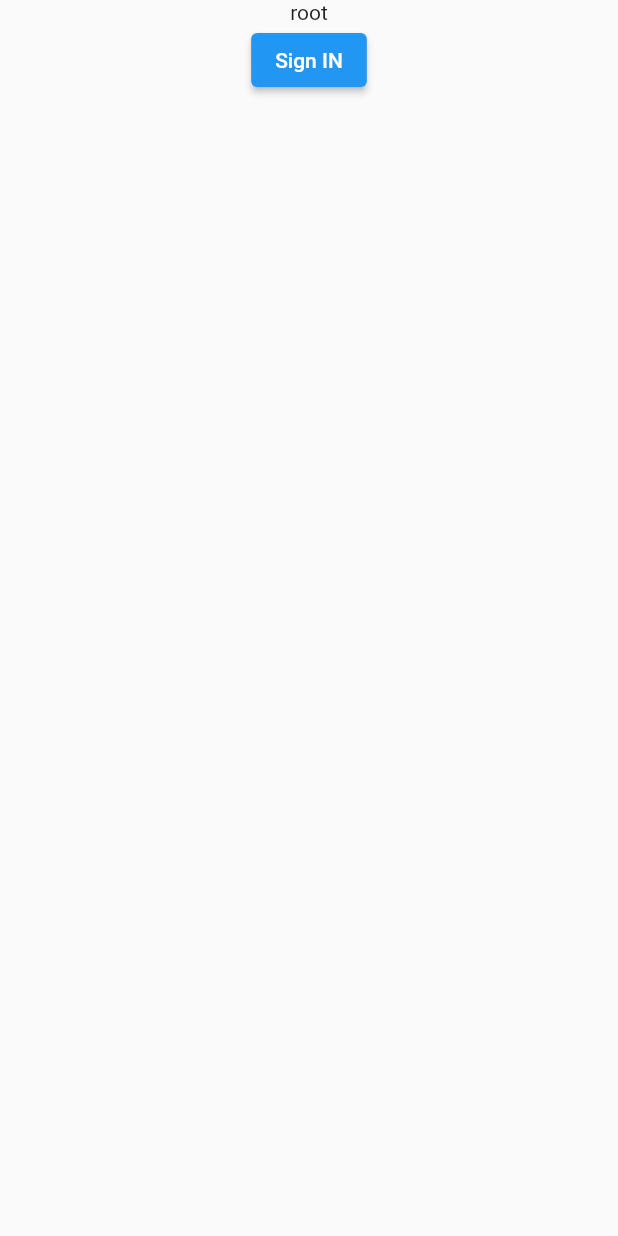
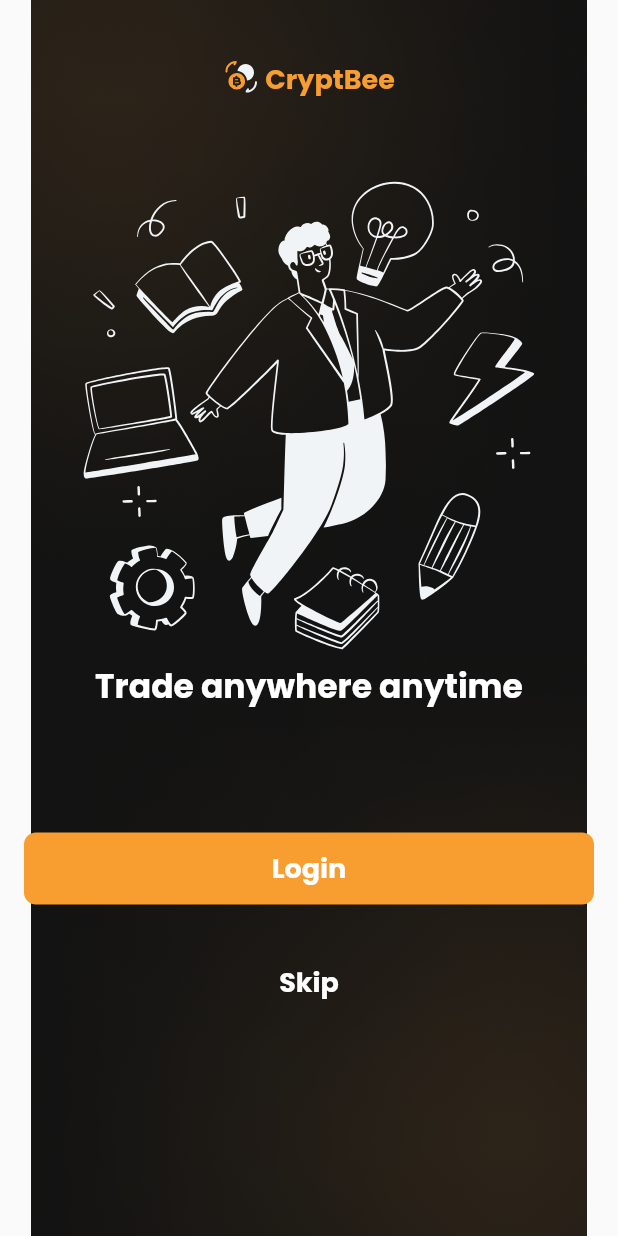
Before and after one commit to vaidic-dodwani/CryptbeeApp, a Flutter app: the screen it shows after launch, on a phone screen of 412 x 824 dp. Run offline on Flutter 3.47's test engine with Material 2 defaults, Android fonts, the phone set to English and light mode, and no system bars; drawn by our look-alikes of carousel_slider; our stand-ins replace flutter_riverpod, flutter_svg, go_router.

Commit message:
Added Onboarding Page

```diff
--- a/lib/Routing/route_names.dart
+++ b/lib/Routing/route_names.dart
@@ -1,5 +1,7 @@
 class RouteNames {
   static const String root = "root";
+  static const String onBoarding = "onboarding";
   static const String signIn = "signin";
   static const String signUp = "signup";
+  static const String setPassword = "setpass";
 }
--- a/lib/Routing/routing.dart
+++ b/lib/Routing/routing.dart
@@ -1,6 +1,8 @@
 import 'package:cryptbee/Routing/route_names.dart';
+import 'package:cryptbee/Screens/SetPasswordPage.dart';
 import 'package:cryptbee/Screens/SignUpPage.dart';
 import 'package:cryptbee/Screens/home.dart';
+import 'package:cryptbee/Screens/onboarding.dart';
 import 'package:flutter/material.dart';
 import 'package:go_router/go_router.dart';
 
@@ -13,7 +15,16 @@ class AppRouter {
         path: '/',
         pageBuilder: (context, state) {
           return const MaterialPage(
-            child: home(),
+            child: OnboardingPage(),
+          );
+        },
+      ),
+      GoRoute(
+        name: RouteNames.onBoarding,
+        path: '/onboarding',
+        pageBuilder: (context, state) {
+          return const MaterialPage(
+            child: OnboardingPage(),
           );
         },
       ),
@@ -34,7 +45,16 @@ class AppRouter {
             child: SignUpPage(),
           );
         },
-      )
+      ),
+      GoRoute(
+        name: RouteNames.setPassword,
+        path: '/setpassword',
+        pageBuilder: (context, state) {
+          return const MaterialPage(
+            child: SetPasswordPage(),
+          );
+        },
+      ),
     ],
   );
 }
--- /dev/null
+++ b/lib/Screens/onboarding.dart
@@ -0,0 +1,138 @@
+import 'dart:developer';
+
+import 'package:carousel_slider/carousel_slider.dart';
+import 'package:cryptbee/Utilities/logInButton.dart';
+import 'package:cryptbee/Utilities/logoWithName.dart';
+import 'package:cryptbee/Utilities/utilities.dart';
+import 'package:flutter/material.dart';
+import 'package:flutter_svg/flutter_svg.dart';
+
+class OnboardingPage extends StatefulWidget {
+  const OnboardingPage({super.key});
+
+  @override
+  State<OnboardingPage> createState() => _OnboardingPageState();
+}
+
+class _OnboardingPageState extends State<OnboardingPage> {
+  @override
+  Widget build(BuildContext context) {
+    List items = [
+      ["assests/illustrations/dancing_man.svg", "Trade anywhere anytime"],
+      ["assests/illustrations/teaching_woman.svg", "Trade crypto with ease."],
+      ["assests/illustrations/shopping_woman.svg", "Transact fast and easy"]
+    ];
+    return Scaffold(
+      body: Stack(
+        children: [
+          Image.asset(
+            "assests/background.png",
+            height: MediaQuery.of(context).size.height,
+            width: MediaQuery.of(context).size.width,
+          ),
+          Column(
+            children: [
+              const SizedBox(height: 37),
+              const CenterLogo(),
+              const SizedBox(height: 45),
+              // const SizedBox(height: 404),
+              Padding(
+                padding: const EdgeInsets.symmetric(horizontal: 16),
+                child: CarouselSlider.builder(
+                  itemCount: 3,
+                  itemBuilder: (context, index, realIndex) {
+                    return SizedBox(
+                      width: MediaQuery.of(context).size.width,
+                      child: Column(
+                        children: [
+                          SvgPicture.asset(
+                            items[index][0],
+                            width: 328,
+                            height: 328,
+                          ),
+                          Align(
+                            alignment: Alignment.bottomCenter,
+                            child: Text(
+                              items[index][1],
+                              style: titleLarge(),
+                            ),
+                          )
+                        ],
+                      ),
+                    );
+                  },
+                  options: CarouselOptions(
+                    viewportFraction: 1.2,
+                    autoPlay: true,
+                    autoPlayCurve: Curves.easeInOutSine,
+                    autoPlayAnimationDuration: const Duration(seconds: 3),
+                    height: 404,
+                    scrollDirection: Axis.horizontal,
+                  ),
+                ),
+              ),
+
+              const SizedBox(height: 38),
+              logInButton(text: "Login"),
+              const SizedBox(height: 38),
+              GestureDetector(
+                onTap: (() {
+                  log("skip");
+                }),
+                child: Text(
+                  "Skip",
+                  style: titleMedium(),
+                ),
+              )
+            ],
+          ),
+        ],
+      ),
+    );
+  }
+}
+
+List<Widget> carousel_items = [
+  Column(
+    children: [
+      SvgPicture.asset("assests/illustrations/dancing_man.svg"),
+      Align(
+        alignment: Alignment.bottomCenter,
+        child: Center(
+          child: Text(
+            "ad",
+            style: titleLarge(),
+          ),
+        ),
+      )
+    ],
+  ),
+  Column(
+    children: [
+      SvgPicture.asset("assests/illustrations/teaching_woman.svg"),
+      Align(
+        alignment: Alignment.bottomCenter,
+        child: Center(
+          child: Text(
+            "Trade crypto with ease.",
+            style: titleLarge(),
+          ),
+        ),
+      )
+    ],
+  ),
+  Column(
+    children: [
+      SvgPicture.asset("assests/illustrations/shopping_woman.svg"),
+      Align(
+        alignment: Alignment.bottomCenter,
+        child: Center(
+          child: Text(
+            "Transact fast and easy",
+            style: titleLarge(),
+          ),
+        ),
+      )
+    ],
+  ),
+];
--- a/lib/Utilities/Riverpod/riverpod_classes.dart
+++ b/lib/Utilities/Riverpod/riverpod_classes.dart
@@ -46,6 +46,10 @@ class PassErrorNotifier extends StateNotifier<String> {
       }
     }
   }
+
+  void setVal(String text) {
+    state = text;
+  }
 }
 
 class buttonLoaderNotifier extends StateNotifier<bool> {
--- a/lib/Utilities/formErrors.dart
+++ b/lib/Utilities/formErrors.dart
@@ -15,9 +15,11 @@ class ErrorLines extends ConsumerWidget {
         child: Align(
           alignment: Alignment.centerLeft,
           child: Padding(
-            padding: const EdgeInsets.only(left: 16.0),
+            padding: const EdgeInsets.symmetric(horizontal: 16.0),
             child: Text(
-              ref.watch(errorProvider!).toString(),
+              errorProvider != null
+                  ? ref.watch(errorProvider!).toString()
+                  : "No Provider",
               maxLines: 2,
               style: labelMedium(
                 fontColor: Palette.secondaryErrorColor,
--- a/lib/Utilities/utilities.dart
+++ b/lib/Utilities/utilities.dart
@@ -37,7 +37,7 @@ TextStyle titleLarge({Color fontColor = Colors.white}) => TextStyle(
       fontSize: 22,
       color: fontColor,
       fontFamily: "Poppins",
-      fontWeight: FontWeight.w400,
+      fontWeight: FontWeight.w700,
     );
 
 TextStyle titleMedium({Color fontColor = Colors.white}) => TextStyle(
--- a/pubspec.yaml
+++ b/pubspec.yaml
@@ -29,6 +29,7 @@ environment:
 # the latest version available on pub.dev. To see which dependencies have newer
 # versions available, run `flutter pub outdated`.
 dependencies:
+  carousel_slider: ^4.2.1
   cupertino_icons: ^1.0.2
   flutter:
     sdk: flutter
@@ -53,6 +54,7 @@ flutter:
   assets:
     - assests/
     - assests/logo/
+    - assests/illustrations/
   #   - images/a_dot_ham.jpeg
   # An image asset can refer to one or more resolution-specific "variants", see
   # https://flutter.dev/assets-and-images/#resolution-aware
```
Also changed, not shown: lib/Screens/SetPasswordPage.dart (added, +90 -0 lines), lib/Utilities/Riverpod/riverpod_variables.dart (+14 -0 lines), assests/illustrations/dancing_man.svg (added), assests/illustrations/shopping_woman.svg (added), assests/illustrations/teaching_woman.svg (added), pubspec.lock.
